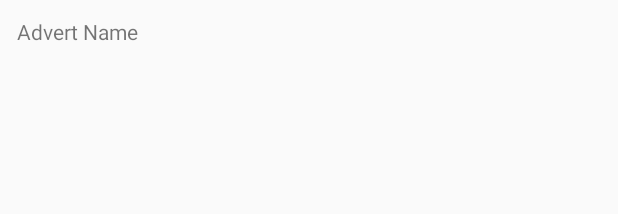
After one commit to matteB10/TDA367, an Android app: the layout advert_listitem.xml on its own in the app's theme, with its tools: preview values and no code run, on a phone screen of 412 x 824 dp. The commit adds this screen. Shown: the top 214 px of the screen. Run offline under Robolectric (Android 15) with nearby library versions, the phone set to English and light mode, and no system bars.

Commit message:
created recycleradapter and the specific listitem for each Advert

```diff
--- a/app/build.gradle
+++ b/app/build.gradle
@@ -30,4 +30,5 @@ dependencies {
     // Glide - for loading, caching and working with images
     implementation 'com.github.bumptech.glide:glide:4.9.0'
     annotationProcessor 'com.github.bumptech.glide:compiler:4.9.0'
+    implementation 'androidx.recyclerview:recyclerview:1.0.0'
 }
--- a/app/src/main/res/layout/activity_home.xml
+++ b/app/src/main/res/layout/activity_home.xml
@@ -6,4 +6,9 @@
     android:layout_height="match_parent"
     tools:context=".view.HomeActivity">
 
+    <androidx.recyclerview.widget.RecyclerView
+        android:layout_width="match_parent"
+        android:layout_height="match_parent"
+        tools:layout_editor_absoluteX="196dp"
+        tools:layout_editor_absoluteY="361dp" />
 </androidx.constraintlayout.widget.ConstraintLayout>
--- /dev/null
+++ b/app/src/main/res/layout/advert_listitem.xml
@@ -0,0 +1,16 @@
+<?xml version="1.0" encoding="utf-8"?>
+<RelativeLayout xmlns:android="http://schemas.android.com/apk/res/android"
+    android:layout_width="match_parent" android:layout_height="match_parent">
+
+    <TextView
+        android:id="@+id/name"
+        android:layout_width="wrap_content"
+        android:layout_height="wrap_content"
+        android:layout_alignParentStart="true"
+        android:layout_alignParentLeft="true"
+        android:layout_alignParentTop="true"
+        android:layout_marginStart="11dp"
+        android:layout_marginLeft="11dp"
+        android:layout_marginTop="11dp"
+        android:text="Advert Name" />
+</RelativeLayout>
```
Also changed, not shown: app/src/main/java/com/masthuggis/boki/presenter/ProductsRecyclerViewAdapter.java (added, +41 -0 lines).
